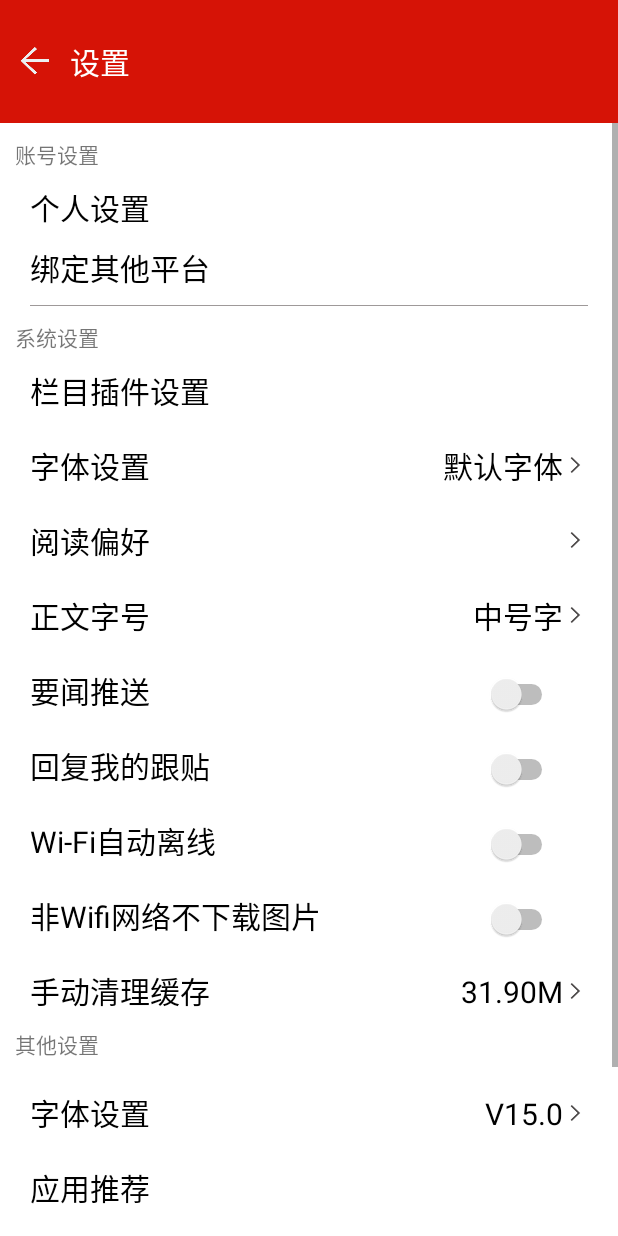
After one commit to ZhangHongdiL/NetEaseNews, an Android app: the SetActivity screen opened directly, with no data from a screen before it, on a phone screen of 412 x 824 dp. The commit adds this screen. Run offline under Robolectric (Android 15) with nearby library versions, the phone set to English and light mode, and no system bars; network calls fail.

Commit message:
完成设置界面

```diff
--- /dev/null
+++ b/NetEaseNews/app/src/main/java/com/zhang/neteasenews/ui/activity/SetActivity.java
@@ -0,0 +1,21 @@
+package com.zhang.neteasenews.ui.activity;
+
+import com.zhang.neteasenews.R;
+
+public class SetActivity extends AbsBaseActivity {
+
+    @Override
+    protected int setLayout() {
+        return R.layout.activity_set;
+    }
+
+    @Override
+    protected void initViews() {
+
+    }
+
+    @Override
+    protected void initDatas() {
+
+    }
+}
--- a/NetEaseNews/app/src/main/java/com/zhang/neteasenews/ui/fragment/MeFragment.java
+++ b/NetEaseNews/app/src/main/java/com/zhang/neteasenews/ui/fragment/MeFragment.java
@@ -13,6 +13,7 @@ import com.zhang.neteasenews.R;
 import com.zhang.neteasenews.model.entity.MeListViewEntity;
 import com.zhang.neteasenews.ui.activity.HelpAndFBActivity;
 import com.zhang.neteasenews.ui.activity.LoginActivity;
+import com.zhang.neteasenews.ui.activity.SetActivity;
 
 import java.util.ArrayList;
 import java.util.List;
@@ -58,6 +59,7 @@ public class MeFragment extends AbsBaseFragment implements View.OnClickListener
     protected void initDatas() {
         loginTv.setOnClickListener(this);
         collectBtn.setOnClickListener(this);
+        set.setOnClickListener(this);
 
         opinionRl.setOnClickListener(this);
     }
@@ -71,6 +73,10 @@ public class MeFragment extends AbsBaseFragment implements View.OnClickListener
             case R.id.fragment_me_collect: // 收藏的点击事件
                 goTo(LoginActivity.class);
                 break;
+            case R.id.fragment_me_set:  // 设置的点击事件
+                goTo(SetActivity.class);
+                break;
+
             case R.id.item_fra_me_opinion: // 意见反馈行的跳转
                 goTo(HelpAndFBActivity.class);
                 break;
--- /dev/null
+++ b/NetEaseNews/app/src/main/res/layout/activity_set.xml
@@ -0,0 +1,380 @@
+<?xml version="1.0" encoding="utf-8"?>
+<LinearLayout xmlns:android="http://schemas.android.com/apk/res/android"
+    xmlns:tools="http://schemas.android.com/tools"
+    android:layout_width="match_parent"
+    android:layout_height="match_parent"
+    android:orientation="vertical">
+    <LinearLayout
+        android:layout_width="match_parent"
+        android:layout_height="0dp"
+        android:layout_weight="1"
+        android:background="@color/fragment_me_bg">
+        <ImageView
+            android:id="@+id/act_help_back"
+            android:layout_width="wrap_content"
+            android:layout_height="wrap_content"
+            android:src="@mipmap/login_back"
+            android:layout_gravity="center_vertical"
+            android:layout_marginLeft="@dimen/middle_margin"/>
+        <TextView
+            android:layout_width="wrap_content"
+            android:layout_height="wrap_content"
+            android:layout_gravity="center_vertical"
+            android:text="@string/set_title"
+            android:textColor="@color/white_bg"
+            android:textSize="@dimen/big_size"
+            android:layout_marginLeft="@dimen/middle_margin"/>
+    </LinearLayout>
+    <LinearLayout
+        android:layout_width="match_parent"
+        android:layout_height="0dp"
+        android:layout_weight="9"
+        android:orientation="vertical">
+        <ScrollView
+            android:layout_width="match_parent"
+            android:layout_height="match_parent"
+            android:background="@color/white_bg">
+
+            <LinearLayout
+                android:layout_width="match_parent"
+                android:layout_height="match_parent"
+                android:orientation="vertical">
+
+                <TextView
+                    android:layout_width="wrap_content"
+                    android:layout_height="wrap_content"
+                    android:layout_margin="@dimen/middle_margin"
+                    android:text="@string/set_user" />
+
+                <LinearLayout
+                    android:layout_width="match_parent"
+                    android:layout_height="wrap_content"
+                    android:layout_marginLeft="@dimen/big_margin"
+                    android:layout_marginRight="@dimen/big_margin"
+                    android:orientation="vertical">
+
+                    <TextView
+                        android:layout_width="match_parent"
+                        android:layout_height="wrap_content"
+                        android:text="@string/set_person"
+                        android:textColor="@color/black_24K"
+                        android:textSize="@dimen/big_size" />
+
+                    <TextView
+                        android:layout_width="match_parent"
+                        android:layout_height="wrap_content"
+                        android:layout_marginTop="@dimen/middle_margin"
+                        android:text="@string/set_bind"
+                        android:textColor="@color/black_24K"
+                        android:textSize="@dimen/big_size" />
+
+                    <View
+                        android:layout_width="match_parent"
+                        android:layout_height="@dimen/line_size"
+                        android:layout_marginTop="@dimen/middle_margin"
+                        android:background="@color/gray_color" />
+                </LinearLayout>
+
+                <TextView
+                    android:layout_width="wrap_content"
+                    android:layout_height="wrap_content"
+                    android:layout_margin="@dimen/middle_margin"
+                    android:text="@string/set_system" />
+
+                <LinearLayout
+                    android:layout_width="match_parent"
+                    android:layout_height="wrap_content"
+                    android:layout_marginLeft="@dimen/big_margin"
+                    android:layout_marginRight="@dimen/big_margin"
+                    android:orientation="vertical">
+
+                    <TextView
+                        android:layout_width="match_parent"
+                        android:layout_height="wrap_content"
+                        android:text="@string/set_programa"
+                        android:textColor="@color/black_24K"
+                        android:textSize="@dimen/big_size" />
+
+                    <LinearLayout
+                        android:layout_width="match_parent"
+                        android:layout_height="wrap_content"
+                        android:layout_marginTop="@dimen/big_margin"
+                        android:orientation="horizontal">
+
+                        <TextView
+                            android:layout_width="0dp"
+                            android:layout_height="wrap_content"
+                            android:layout_weight="2"
+                            android:text="@string/set_character"
+                            android:textColor="@color/black_24K"
+                            android:textSize="@dimen/big_size" />
+
+                        <RelativeLayout
+                            android:layout_width="0dp"
+                            android:layout_height="wrap_content"
+                            android:layout_weight="1">
+
+                            <ImageView
+                                android:id="@+id/set_default_enter_img"
+                                android:layout_width="wrap_content"
+                                android:layout_height="wrap_content"
+                                android:layout_alignParentRight="true"
+                                android:layout_centerVertical="true"
+                                android:src="@mipmap/icon_enter" />
+
+                            <TextView
+                                android:layout_width="wrap_content"
+                                android:layout_height="wrap_content"
+                                android:text="@string/set_default"
+                                android:textColor="@color/black_24K"
+                                android:textSize="@dimen/big_size"
+                                android:layout_toLeftOf="@id/set_default_enter_img"/>
+                        </RelativeLayout>
+
+                    </LinearLayout>
+
+                    <RelativeLayout
+                        android:layout_width="match_parent"
+                        android:layout_height="wrap_content"
+                        android:layout_marginTop="@dimen/big_margin">
+
+                        <TextView
+                            android:layout_width="wrap_content"
+                            android:layout_height="wrap_content"
+                            android:text="@string/set_read"
+                            android:textColor="@color/black_24K"
+                            android:textSize="@dimen/big_size" />
+
+                        <ImageView
+                            android:layout_width="wrap_content"
+                            android:layout_height="wrap_content"
+                            android:layout_alignParentRight="true"
+                            android:layout_centerVertical="true"
+                            android:src="@mipmap/icon_enter" />
+                    </RelativeLayout>
+
+                    <LinearLayout
+                        android:layout_width="match_parent"
+                        android:layout_height="wrap_content"
+                        android:layout_marginTop="@dimen/big_margin"
+                        android:orientation="horizontal">
+
+                        <TextView
+                            android:layout_width="0dp"
+                            android:layout_height="wrap_content"
+                            android:layout_weight="2"
+                            android:text="@string/set_content_charsize"
+                            android:textColor="@color/black_24K"
+                            android:textSize="@dimen/big_size" />
+
+                        <RelativeLayout
+                            android:layout_width="0dp"
+                            android:layout_height="wrap_content"
+                            android:layout_weight="1">
+
+                            <ImageView
+                                android:id="@+id/set_content_enter_img"
+                                android:layout_width="wrap_content"
+                                android:layout_height="wrap_content"
+                                android:layout_alignParentRight="true"
+                                android:layout_centerVertical="true"
+                                android:src="@mipmap/icon_enter" />
+
+                            <TextView
+                                android:layout_width="wrap_content"
+                                android:layout_height="wrap_content"
+                                android:text="@string/set_middle_size"
+                                android:textColor="@color/black_24K"
+                                android:textSize="@dimen/big_size"
+                                android:layout_toLeftOf="@id/set_content_enter_img"/>
+                        </RelativeLayout>
+                    </LinearLayout>
+                    <LinearLayout
+                        android:layout_width="match_parent"
+                        android:layout_height="wrap_content"
+                        android:orientation="horizontal"
+                        android:layout_marginTop="@dimen/big_margin">
+                        <TextView
+                            android:layout_width="0dp"
+                            android:layout_weight="3"
+                            android:layout_height="wrap_content"
+                            android:text="@string/set_news_push"
+                            android:textColor="@color/black_24K"
+                            android:textSize="@dimen/big_size"/>
+                        <Switch
+                            android:layout_width="0dp"
+                            android:layout_weight="1"
+                            android:layout_height="wrap_content"
+                            android:layout_marginRight="@dimen/big_margin"/>
+                    </LinearLayout>
+                    <LinearLayout
+                        android:layout_width="match_parent"
+                        android:layout_height="wrap_content"
+                        android:orientation="horizontal"
+                        android:layout_marginTop="@dimen/big_margin">
+                        <TextView
+                            android:layout_width="0dp"
+                            android:layout_weight="3"
+                            android:layout_height="wrap_content"
+                            android:text="@string/set_reply"
+                            android:textColor="@color/black_24K"
+                            android:textSize="@dimen/big_size"/>
+                        <Switch
+                            android:layout_width="0dp"
+                            android:layout_weight="1"
+                            android:layout_height="wrap_content"
+                            android:layout_marginRight="@dimen/big_margin"/>
+                    </LinearLayout>
+                    <LinearLayout
+                        android:layout_width="match_parent"
+                        android:layout_height="wrap_content"
+                        android:orientation="horizontal"
+                        android:layout_marginTop="@dimen/big_margin">
+                        <TextView
+                            android:layout_width="0dp"
+                            android:layout_weight="3"
+                            android:layout_height="wrap_content"
+                            android:text="@string/set_WiFi"
+                            android:textColor="@color/black_24K"
+                            android:textSize="@dimen/big_size"/>
+                        <Switch
+                            android:layout_width="0dp"
+                            android:layout_weight="1"
+                            android:layout_height="wrap_content"
+                            android:layout_marginRight="@dimen/big_margin"/>
+                    </LinearLayout>
+                    <LinearLayout
+                        android:layout_width="match_parent"
+                        android:layout_height="wrap_content"
+                        android:orientation="horizontal"
+                        android:layout_marginTop="@dimen/big_margin">
+                        <TextView
+                            android:layout_width="0dp"
+                            android:layout_weight="3"
+                            android:layout_height="wrap_content"
+                            android:text="@string/set_notWifi"
+                            android:textColor="@color/black_24K"
+                            android:textSize="@dimen/big_size"/>
+                        <Switch
+                            android:layout_width="0dp"
+                            android:layout_weight="1"
+                            android:layout_height="wrap_content"
+                            android:layout_marginRight="@dimen/big_margin"/>
+                    </LinearLayout>
+                    <LinearLayout
+                        android:layout_width="match_parent"
+                        android:layout_height="wrap_content"
+                        android:orientation="horizontal"
+                        android:layout_marginTop="@dimen/big_margin">
+                        <TextView
+                            android:layout_width="0dp"
+                            android:layout_weight="3"
+                            android:layout_height="wrap_content"
+                            android:text="@string/set_clean"
+                            android:textColor="@color/black_24K"
+                            android:textSize="@dimen/big_size"/>
+                        <RelativeLayout
+                            android:layout_width="0dp"
+                            android:layout_height="wrap_content"
+                            android:layout_weight="1">
+
+                            <ImageView
+                                android:id="@+id/set_clean_enter_img"
+                                android:layout_width="wrap_content"
+                                android:layout_height="wrap_content"
+                                android:layout_alignParentRight="true"
+                                android:layout_centerVertical="true"
+                                android:src="@mipmap/icon_enter" />
+
+                            <TextView
+                                android:layout_width="wrap_content"
+                                android:layout_height="wrap_content"
+                                android:text="31.90M"
+                                android:textColor="@color/black_24K"
+                                android:textSize="@dimen/big_size"
+                                android:layout_toLeftOf="@id/set_clean_enter_img"/>
+                        </RelativeLayout>
+                    </LinearLayout>
+                </LinearLayout>
+                <TextView
+                    android:layout_width="wrap_content"
+                    android:layout_height="wrap_content"
+                    android:layout_margin="@dimen/middle_margin"
+                    android:text="@string/set_other" />
+                <LinearLayout
+                    android:layout_width="match_parent"
+                    android:layout_height="wrap_content"
+                    android:layout_marginLeft="@dimen/big_margin"
+                    android:layout_marginRight="@dimen/big_margin"
+                    android:orientation="vertical">
+                    <LinearLayout
+                        android:layout_width="match_parent"
+                        android:layout_height="wrap_content"
+                        android:layout_marginTop="@dimen/middle_margin"
+                        android:orientation="horizontal">
+
+                        <TextView
+                            android:layout_width="0dp"
+                            android:layout_height="wrap_content"
+                            android:layout_weight="2"
+                            android:text="@string/set_character"
+                            android:textColor="@color/black_24K"
+                            android:textSize="@dimen/big_size" />
+
+                        <RelativeLayout
+                            android:layout_width="0dp"
+                            android:layout_height="wrap_content"
+                            android:layout_weight="1">
+
+                            <ImageView
+                                android:id="@+id/set_check_enter_img"
+                                android:layout_width="wrap_content"
+                                android:layout_height="wrap_content"
+                                android:layout_alignParentRight="true"
+                                android:layout_centerVertical="true"
+                                android:src="@mipmap/icon_enter" />
+
+                            <TextView
+                                android:layout_width="wrap_content"
+                                android:layout_height="wrap_content"
+                                android:text="V15.0"
+                                android:textColor="@color/black_24K"
+                                android:textSize="@dimen/big_size"
+                                android:layout_toLeftOf="@id/set_check_enter_img"/>
+                        </RelativeLayout>
+                    </LinearLayout>
+                    <TextView
+                        android:layout_width="match_parent"
+                        android:layout_height="wrap_content"
+                        android:layout_marginTop="@dimen/big_margin"
+                        android:text="@string/set_recommend"
+                        android:textColor="@color/black_24K"
+                        android:textSize="@dimen/big_size" />
+                    <TextView
+                        android:layout_width="match_parent"
+                        android:layout_height="wrap_content"
+                        android:layout_marginTop="@dimen/big_margin"
+                        android:text="@string/set_grade"
+                        android:textColor="@color/black_24K"
+                        android:textSize="@dimen/big_size" />
+                    <TextView
+                        android:layout_width="match_parent"
+                        android:layout_height="wrap_content"
+                        android:layout_marginTop="@dimen/big_margin"
+                        android:text="@string/set_story"
+                        android:textColor="@color/black_24K"
+                        android:textSize="@dimen/big_size" />
+                    <TextView
+                        android:layout_width="match_parent"
+                        android:layout_height="wrap_content"
+                        android:layout_marginTop="@dimen/big_margin"
+                        android:text="@string/set_about"
+                        android:textColor="@color/black_24K"
+                        android:textSize="@dimen/big_size" />
+                </LinearLayout>
+            </LinearLayout>
+
+        </ScrollView>
+    </LinearLayout>
+
+</LinearLayout>
--- a/NetEaseNews/app/src/main/res/values/strings.xml
+++ b/NetEaseNews/app/src/main/res/values/strings.xml
@@ -57,4 +57,29 @@
     <string name="helpandfb_feedback">意见反馈</string>
     <string name="helpandfb_net">网络诊断</string>
     <string name="helpandfb_question">常见问题</string>
+
+
+    <!--设置界面-->
+    <string name="set_title">设置</string>
+    <string name="set_user">账号设置</string>
+    <string name="set_person">个人设置</string>
+    <string name="set_bind">绑定其他平台</string>
+    <string name="set_system">系统设置</string>
+    <string name="set_programa">栏目插件设置</string>
+    <string name="set_character">字体设置</string>
+    <string name="set_default">默认字体</string>
+    <string name="set_read">阅读偏好</string>
+    <string name="set_content_charsize">正文字号</string>
+    <string name="set_middle_size">中号字</string>
+    <string name="set_news_push">要闻推送</string>
+    <string name="set_reply">回复我的跟贴</string>
+    <string name="set_WiFi">Wi-Fi自动离线</string>
+    <string name="set_notWifi">非Wifi网络不下载图片</string>
+    <string name="set_clean">手动清理缓存</string>
+    <string name="set_other">其他设置</string>
+    <string name="set_check">检查更新</string>
+    <string name="set_recommend">应用推荐</string>
+    <string name="set_grade">为网易新闻评分</string>
+    <string name="set_story">封面故事</string>
+    <string name="set_about">关于</string>
 </resources>
```
Also changed, not shown: NetEaseNews/app/src/main/AndroidManifest.xml (+6 -5 lines).
